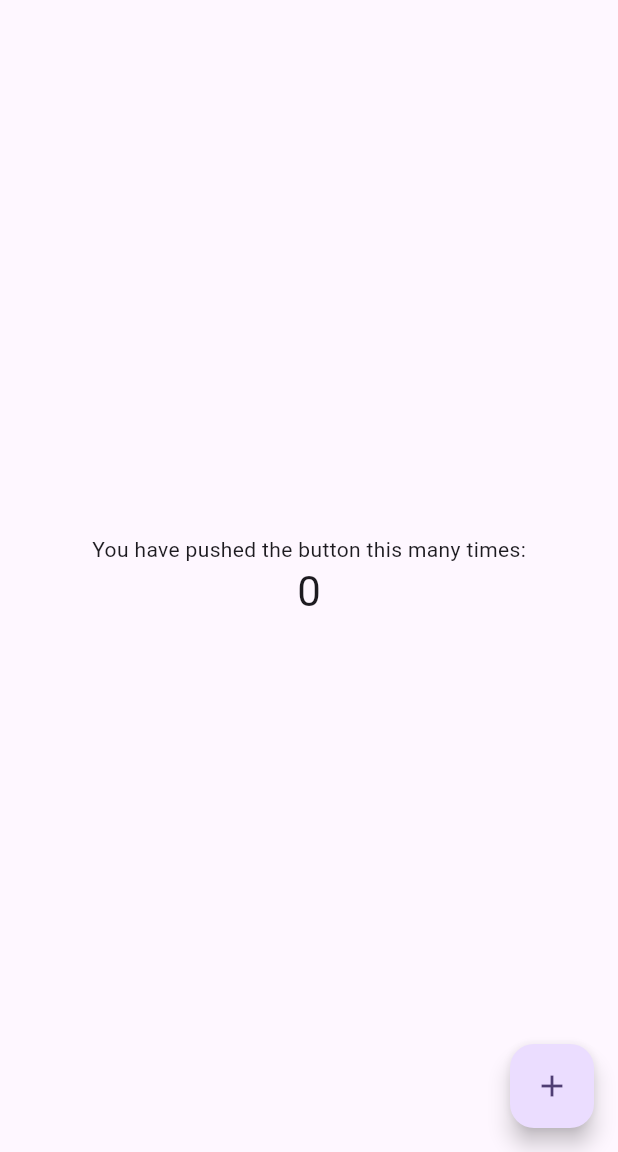
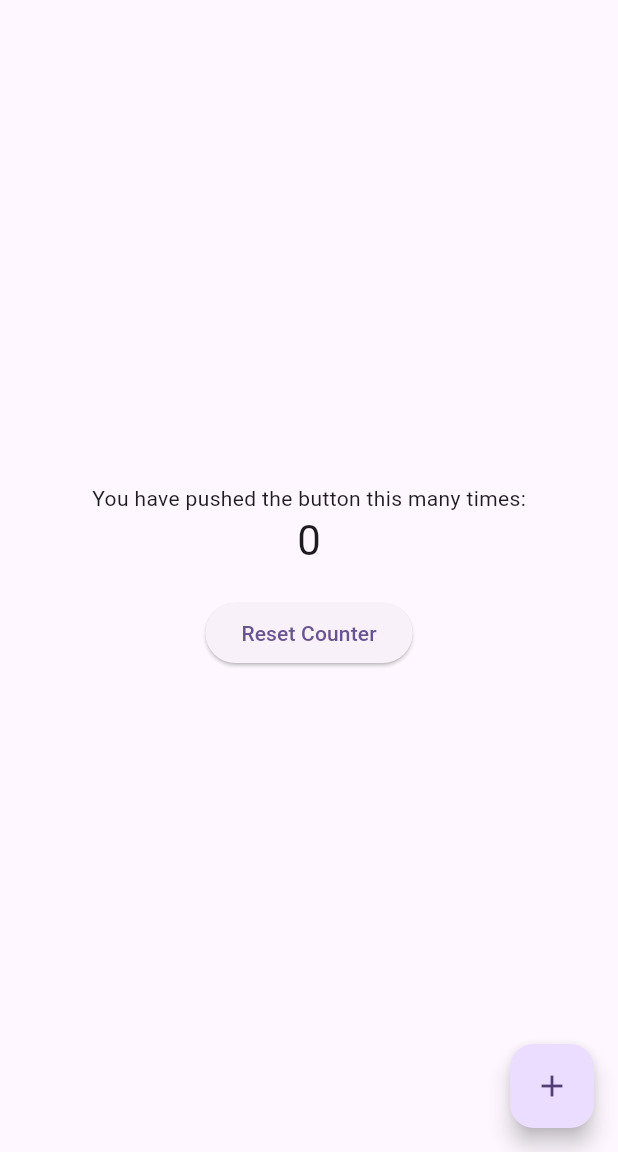
Before and after one commit to Nisakornphm/my_flutter_app, a Flutter app: the screen it shows after launch, on a phone screen of 412 x 824 dp, the part 84-1236 px from its top. Run offline on Flutter 3.47's test engine with Material 3 defaults, Android fonts, the phone set to English and light mode, and no system bars.

Commit message:
Add reset counter button feature

```diff
--- a/lib/main.dart
+++ b/lib/main.dart
@@ -67,6 +67,12 @@ class _MyHomePageState extends State<MyHomePage> {
     });
   }
 
+  void _resetCounter() {
+    setState(() {
+      _counter = 0;
+    });
+  }
+
   @override
   Widget build(BuildContext context) {
     // This method is rerun every time setState is called, for instance as done
@@ -109,6 +115,11 @@ class _MyHomePageState extends State<MyHomePage> {
               '$_counter',
               style: Theme.of(context).textTheme.headlineMedium,
             ),
+            const SizedBox(height: 20),
+            ElevatedButton(
+              onPressed: _resetCounter,
+              child: const Text('Reset Counter'),
+            ),
           ],
         ),
       ),
```
